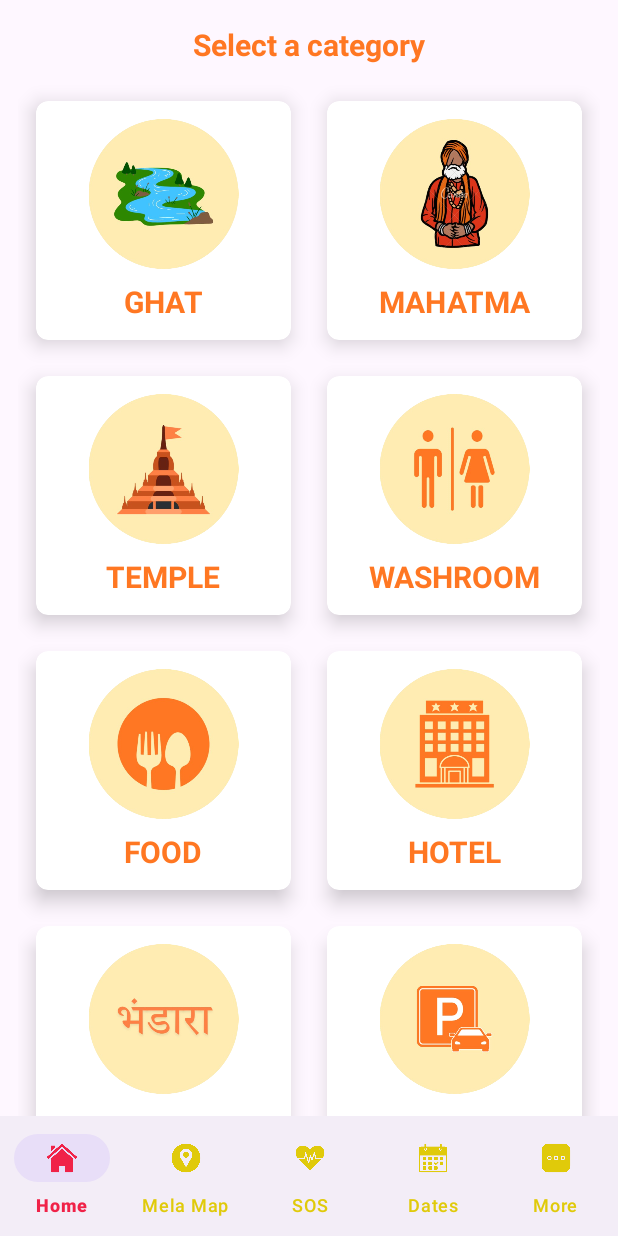
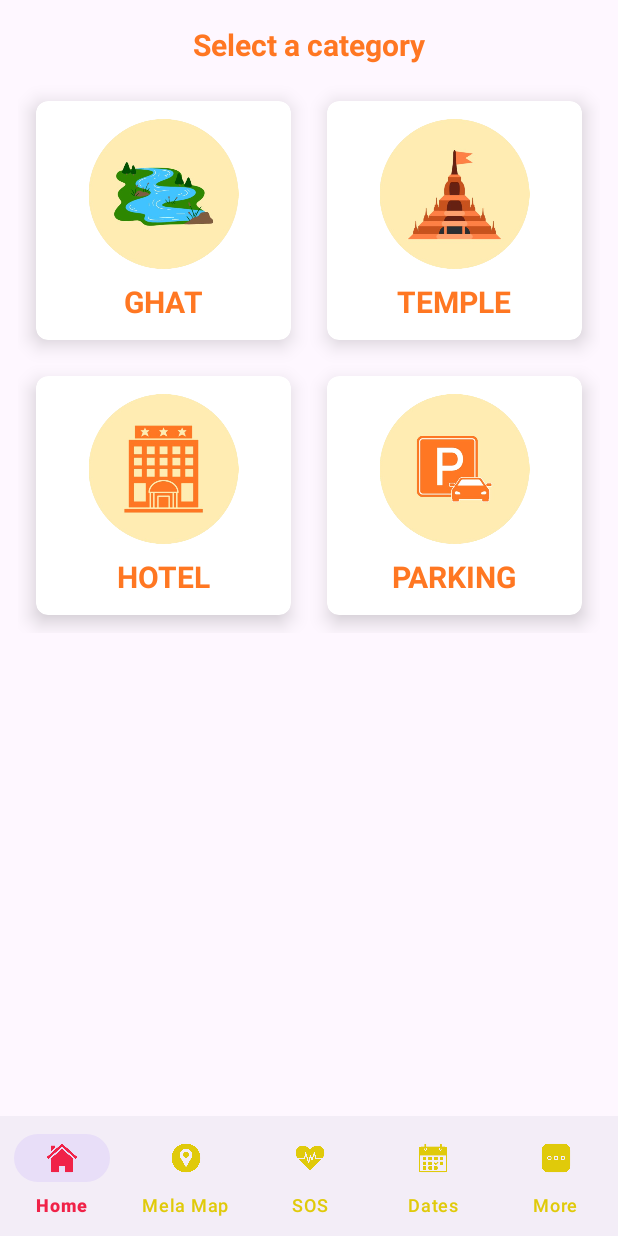
Before and after one commit to shubhamsinghsatna/kumbhmela, an Android app: the fragment MelaMapFragment placed in its activity, on a phone screen of 412 x 824 dp. Run offline under Robolectric (Android 15) with nearby library versions, the phone set to English and light mode, and no system bars.

Commit message:
first update

```diff
--- a/app/src/main/java/com/mahakumbh/dishanirdesh/activity/LocationActivity.java
+++ b/app/src/main/java/com/mahakumbh/dishanirdesh/activity/LocationActivity.java
@@ -4,6 +4,7 @@ import android.Manifest;
 import android.content.pm.PackageManager;
 import android.location.Location;
 import android.os.Bundle;
+import android.util.Log;
 import android.widget.ImageView;
 import android.widget.TextView;
 
@@ -59,6 +60,7 @@ public class LocationActivity extends AppCompatActivity implements OnMapReadyCal
         });
 
         category = getIntent().getStringExtra("category");
+        Log.e("Catergorud","Category is:  "+category);
         setUpToolBar();
 
         fusedLocationProviderClient = LocationServices.getFusedLocationProviderClient(this);
@@ -110,6 +112,7 @@ public class LocationActivity extends AppCompatActivity implements OnMapReadyCal
             // Get the LatLng from the model's getLocation method
             LatLng latLng = locationModel.getLocation();
 
+            Log.e("ds","line 115: "+latLng.toString());
             // Add marker with the title
             Marker marker = googleMap.addMarker(new MarkerOptions()
                     .position(latLng)
@@ -123,6 +126,7 @@ public class LocationActivity extends AppCompatActivity implements OnMapReadyCal
         googleMap.setOnMarkerClickListener(marker -> {
             // Retrieve the EntityLocationModel from the marker's tag
             EntityLocationModel locationModel = (EntityLocationModel) marker.getTag();
+
 
             if(locationModel==null)
                 return true;
--- a/app/src/main/res/layout/fragment_mela_map.xml
+++ b/app/src/main/res/layout/fragment_mela_map.xml
@@ -32,6 +32,7 @@
             tools:ignore="ContentDescription,UseCompoundDrawables"
             android:padding="12dp">
 
+<!--            ghat-->
             <androidx.cardview.widget.CardView
                 android:id="@+id/cv_ghat"
                 android:layout_width="0dp"
@@ -64,38 +65,7 @@
                 </LinearLayout>
             </androidx.cardview.widget.CardView>
 
-            <androidx.cardview.widget.CardView
-                android:id="@+id/cv_mahatma"
-                android:layout_width="0dp"
-                android:layout_height="wrap_content"
-                android:layout_columnWeight="1"
-                android:layout_margin="12dp"
-                app:cardCornerRadius="8dp"
-                app:cardElevation="8dp">
-
-                <LinearLayout
-                    android:layout_width="match_parent"
-                    android:layout_height="match_parent"
-                    android:orientation="vertical"
-                    android:padding="12dp">
-
-                    <ImageView
-                        android:layout_width="match_parent"
-                        android:layout_height="100dp"
-                        android:src="@drawable/mahatma" />
-
-                    <TextView
-                        android:layout_width="match_parent"
-                        android:layout_height="wrap_content"
-                        android:layout_marginTop="8dp"
-                        android:gravity="center"
-                        android:text="@string/mahatma"
-                        android:textColor="@color/bhagwa"
-                        android:textSize="20sp"
-                        android:textStyle="bold" />
-                </LinearLayout>
-            </androidx.cardview.widget.CardView>
-
+            <!--            temple-->
             <androidx.cardview.widget.CardView
                 android:id="@+id/cv_mandir"
                 android:layout_width="0dp"
@@ -128,70 +98,7 @@
                 </LinearLayout>
             </androidx.cardview.widget.CardView>
 
-            <androidx.cardview.widget.CardView
-                android:id="@+id/cv_toilet"
-                android:layout_width="0dp"
-                android:layout_height="wrap_content"
-                android:layout_columnWeight="1"
-                android:layout_margin="12dp"
-                app:cardCornerRadius="8dp"
-                app:cardElevation="8dp">
-
-                <LinearLayout
-                    android:layout_width="match_parent"
-                    android:layout_height="match_parent"
-                    android:orientation="vertical"
-                    android:padding="12dp">
-
-                    <ImageView
-                        android:layout_width="match_parent"
-                        android:layout_height="100dp"
-                        android:src="@drawable/toilet" />
-
-                    <TextView
-                        android:layout_width="match_parent"
-                        android:layout_height="wrap_content"
-                        android:layout_marginTop="8dp"
-                        android:gravity="center"
-                        android:text="@string/washroom"
-                        android:textColor="@color/bhagwa"
-                        android:textSize="20sp"
-                        android:textStyle="bold" />
-                </LinearLayout>
-            </androidx.cardview.widget.CardView>
-
-            <androidx.cardview.widget.CardView
-                android:id="@+id/cv_food"
-                android:layout_width="0dp"
-                android:layout_height="wrap_content"
-                android:layout_columnWeight="1"
-                android:layout_margin="12dp"
-                app:cardCornerRadius="8dp"
-                app:cardElevation="8dp">
-
-                <LinearLayout
-                    android:layout_width="match_parent"
-                    android:layout_height="match_parent"
-                    android:orientation="vertical"
-                    android:padding="12dp">
-
-                    <ImageView
-                        android:layout_width="match_parent"
-                        android:layout_height="100dp"
-                        android:src="@drawable/resturant" />
-
-                    <TextView
-                        android:layout_width="match_parent"
-                        android:layout_height="wrap_content"
-                        android:layout_marginTop="8dp"
-                        android:gravity="center"
-                        android:text="@string/food"
-                        android:textColor="@color/bhagwa"
-                        android:textSize="20sp"
-                        android:textStyle="bold" />
-                </LinearLayout>
-            </androidx.cardview.widget.CardView>
-
+            <!--            hotel-->
             <androidx.cardview.widget.CardView
                 android:id="@+id/cv_hotel"
                 android:layout_width="0dp"
@@ -224,39 +131,7 @@
                 </LinearLayout>
             </androidx.cardview.widget.CardView>
 
-            <androidx.cardview.widget.CardView
-                android:id="@+id/cv_bhandara"
-                android:layout_width="0dp"
-                android:layout_height="wrap_content"
-                android:layout_columnWeight="1"
-                android:layout_margin="12dp"
-                app:cardCornerRadius="8dp"
-                app:cardElevation="8dp">
-
-                <LinearLayout
-                    android:layout_width="match_parent"
-                    android:layout_height="match_parent"
-                    android:orientation="vertical"
-                    android:padding="12dp">
-
-                    <ImageView
-                        android:layout_width="match_parent"
-                        android:layout_height="100dp"
-                        android:src="@drawable/bhandara"
-                         />
-
-                    <TextView
-                        android:layout_width="match_parent"
-                        android:layout_height="wrap_content"
-                        android:layout_marginTop="8dp"
-                        android:gravity="center"
-                        android:text="@string/bhandara"
-                        android:textColor="@color/bhagwa"
-                        android:textSize="20sp"
-                        android:textStyle="bold" />
-                </LinearLayout>
-            </androidx.cardview.widget.CardView>
-
+            <!--            parking-->
             <androidx.cardview.widget.CardView
                 android:id="@+id/cv_parking"
                 android:layout_width="0dp"
@@ -289,9 +164,148 @@
                 </LinearLayout>
             </androidx.cardview.widget.CardView>
 
+<!--            pandit-->
+            <androidx.cardview.widget.CardView
+                android:id="@+id/cv_mahatma"
+                android:layout_width="0dp"
+                android:visibility="gone"
+                android:layout_height="wrap_content"
+                android:layout_columnWeight="1"
+                android:layout_margin="12dp"
+                app:cardCornerRadius="8dp"
+                app:cardElevation="8dp">
+
+                <LinearLayout
+                    android:layout_width="match_parent"
+                    android:layout_height="match_parent"
+                    android:orientation="vertical"
+                    android:padding="12dp">
+
+                    <ImageView
+                        android:layout_width="match_parent"
+                        android:layout_height="100dp"
+                        android:src="@drawable/mahatma" />
+
+                    <TextView
+                        android:layout_width="match_parent"
+                        android:layout_height="wrap_content"
+                        android:layout_marginTop="8dp"
+                        android:gravity="center"
+                        android:text="@string/mahatma"
+                        android:textColor="@color/bhagwa"
+                        android:textSize="20sp"
+                        android:textStyle="bold" />
+                </LinearLayout>
+            </androidx.cardview.widget.CardView>
+
+<!--            toilet-->
+            <androidx.cardview.widget.CardView
+                android:id="@+id/cv_toilet"
+                android:layout_width="0dp"
+                android:visibility="gone"
+                android:layout_height="wrap_content"
+                android:layout_columnWeight="1"
+                android:layout_margin="12dp"
+                app:cardCornerRadius="8dp"
+                app:cardElevation="8dp">
+
+                <LinearLayout
+                    android:layout_width="match_parent"
+                    android:layout_height="match_parent"
+                    android:orientation="vertical"
+                    android:padding="12dp">
+
+                    <ImageView
+                        android:layout_width="match_parent"
+                        android:layout_height="100dp"
+                        android:src="@drawable/toilet" />
+
+                    <TextView
+                        android:layout_width="match_parent"
+                        android:layout_height="wrap_content"
+                        android:layout_marginTop="8dp"
+                        android:gravity="center"
+                        android:text="@string/washroom"
+                        android:textColor="@color/bhagwa"
+                        android:textSize="20sp"
+                        android:textStyle="bold" />
+                </LinearLayout>
+            </androidx.cardview.widget.CardView>
+
+<!--            food-->
+            <androidx.cardview.widget.CardView
+                android:id="@+id/cv_food"
+                android:layout_width="0dp"
+                android:visibility="gone"
+                android:layout_height="wrap_content"
+                android:layout_columnWeight="1"
+                android:layout_margin="12dp"
+                app:cardCornerRadius="8dp"
+                app:cardElevation="8dp">
+
+                <LinearLayout
+                    android:layout_width="match_parent"
+                    android:layout_height="match_parent"
+                    android:orientation="vertical"
+                    android:padding="12dp">
+
+                    <ImageView
+                        android:layout_width="match_parent"
+                        android:layout_height="100dp"
+                        android:src="@drawable/resturant" />
+
+                    <TextView
+                        android:layout_width="match_parent"
+                        android:layout_height="wrap_content"
+                        android:layout_marginTop="8dp"
+                        android:gravity="center"
+                        android:text="@string/food"
+                        android:textColor="@color/bhagwa"
+                        android:textSize="20sp"
+                        android:textStyle="bold" />
+                </LinearLayout>
+            </androidx.cardview.widget.CardView>
+
+<!--            bhandara-->
+            <androidx.cardview.widget.CardView
+                android:id="@+id/cv_bhandara"
+                android:layout_width="0dp"
+                android:visibility="gone"
+                android:layout_height="wrap_content"
+                android:layout_columnWeight="1"
+                android:layout_margin="12dp"
+                app:cardCornerRadius="8dp"
+                app:cardElevation="8dp">
+
+                <LinearLayout
+                    android:layout_width="match_parent"
+                    android:layout_height="match_parent"
+                    android:orientation="vertical"
+                    android:padding="12dp">
+
+                    <ImageView
+                        android:layout_width="match_parent"
+                        android:layout_height="100dp"
+                        android:src="@drawable/bhandara"
+                         />
+
+                    <TextView
+                        android:layout_width="match_parent"
+                        android:layout_height="wrap_content"
+                        android:layout_marginTop="8dp"
+                        android:gravity="center"
+                        android:text="@string/bhandara"
+                        android:textColor="@color/bhagwa"
+                        android:textSize="20sp"
+                        android:textStyle="bold" />
+                </LinearLayout>
+            </androidx.cardview.widget.CardView>
+
+<!--            shop-->
             <androidx.cardview.widget.CardView
                 android:id="@+id/cv_shop"
                 android:layout_width="0dp"
+                android:visibility="gone"
                 android:layout_height="wrap_content"
                 android:layout_columnWeight="1"
                 android:layout_margin="12dp"
@@ -321,9 +335,11 @@
                 </LinearLayout>
             </androidx.cardview.widget.CardView>
 
+<!--            prasad-->
             <androidx.cardview.widget.CardView
                 android:id="@+id/cv_prasad"
                 android:layout_width="0dp"
+                android:visibility="gone"
                 android:layout_height="wrap_content"
                 android:layout_columnWeight="1"
                 android:layout_margin="12dp"
--- a/app/src/main/res/layout/fragment_more.xml
+++ b/app/src/main/res/layout/fragment_more.xml
@@ -430,7 +430,7 @@
                             android:layout_centerVertical="true"
                             android:layout_marginStart="12dp"
                             android:layout_marginEnd="12dp"
-                            android:text="1.0.2"
+                            android:text="1.0.0"
                             android:textColor="@color/bhagwa"
                             android:textSize="18sp"
                             android:textStyle="bold" />
```
Also changed, not shown: app/src/main/java/com/mahakumbh/dishanirdesh/database/EntityLocationManager.java (+6 -6 lines), app/src/main/java/com/mahakumbh/dishanirdesh/misc/DataInitializer.java (+191 -36 lines), app/src/main/java/com/mahakumbh/dishanirdesh/models/EntityLocationModel.java (+18 -9 lines).
